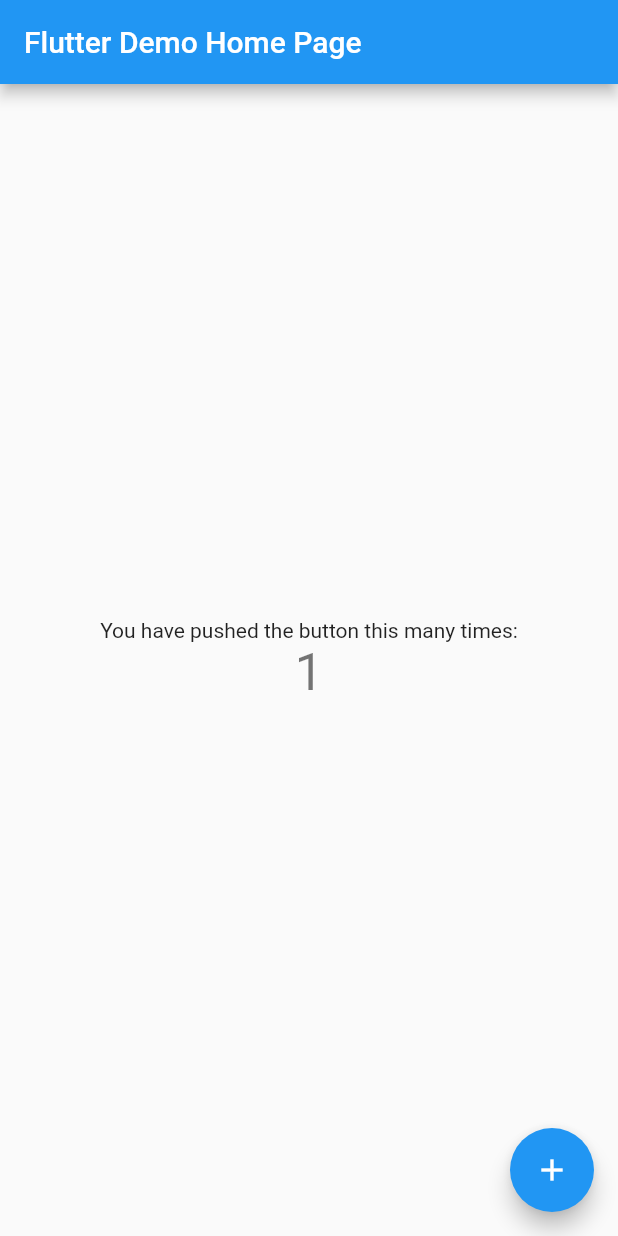
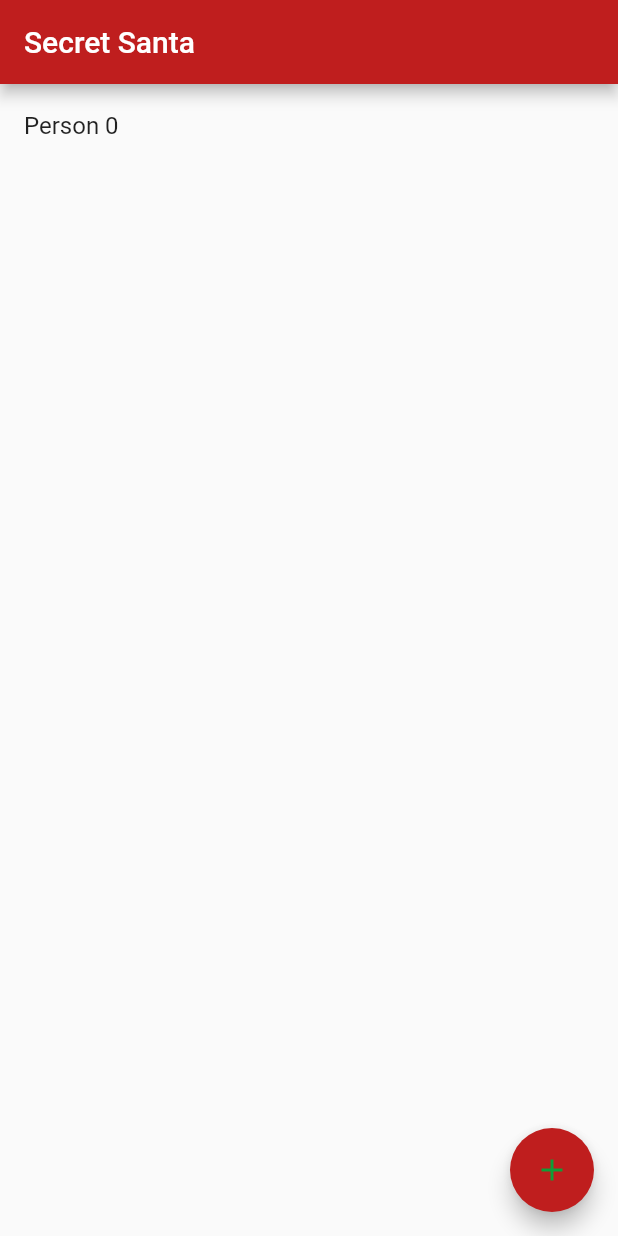
Before and after one commit to KalleHallden/SecretSantaFlutterApp, a Flutter app: the screen it shows after launch, after a tap on the "add" icon, on a phone screen of 412 x 824 dp. Run offline on Flutter 3.47's test engine with Material 2 defaults, Android fonts, the phone set to English and light mode, and no system bars; Roboto replaces fonts that are missing (Avenir next).

Commit message:
Button functionality added and color data added

```diff
--- a/secretsanta/lib/main.dart
+++ b/secretsanta/lib/main.dart
@@ -2,110 +2,90 @@ import 'package:flutter/material.dart';
 
 void main() => runApp(MyApp());
 
+var greenColor = new Color.fromRGBO(15, 158, 56, 1);
+var redColor = new Color.fromRGBO(191, 30, 30, 1);
+List<String> members = [];
+
 class MyApp extends StatelessWidget {
-  // This widget is the root of your application.
   @override
   Widget build(BuildContext context) {
-    return MaterialApp(
-      title: 'Flutter Demo',
-      theme: ThemeData(
-        // This is the theme of your application.
-        //
-        // Try running your application with "flutter run". You'll see the
-        // application has a blue toolbar. Then, without quitting the app, try
-        // changing the primarySwatch below to Colors.green and then invoke
-        // "hot reload" (press "r" in the console where you ran "flutter run",
-        // or simply save your changes to "hot reload" in a Flutter IDE).
-        // Notice that the counter didn't reset back to zero; the application
-        // is not restarted.
-        primarySwatch: Colors.blue,
-      ),
-      home: MyHomePage(title: 'Flutter Demo Home Page'),
+    return new MaterialApp(
+      title: 'Todo List',
+      home: new SecretSantaList()
     );
   }
 }
 
-class MyHomePage extends StatefulWidget {
-  MyHomePage({Key key, this.title}) : super(key: key);
-
-  // This widget is the home page of your application. It is stateful, meaning
-  // that it has a State object (defined below) that contains fields that affect
-  // how it looks.
-
-  // This class is the configuration for the state. It holds the values (in this
-  // case the title) provided by the parent (in this case the App widget) and
-  // used by the build method of the State. Fields in a Widget subclass are
-  // always marked "final".
-
-  final String title;
-
+class SecretSantaList extends StatefulWidget {
   @override
-  _MyHomePageState createState() => _MyHomePageState();
+  createState() => new MyAppState();
 }
 
-class _MyHomePageState extends State<MyHomePage> {
-  int _counter = 0;
 
-  void _incrementCounter() {
-    setState(() {
-      // This call to setState tells the Flutter framework that something has
-      // changed in this State, which causes it to rerun the build method below
-      // so that the display can reflect the updated values. If we changed
-      // _counter without calling setState(), then the build method would not be
-      // called again, and so nothing would appear to happen.
-      _counter++;
-    });
+class MyAppState extends State<SecretSantaList> {
+  @override
+  Widget build(BuildContext context) {
+    return new MaterialApp(
+      title: 'Secret Santa',
+      home: new Scaffold(
+        appBar: new AppBar(
+          title: new Text('Secret Santa'),
+          backgroundColor: redColor,
+        ),
+         body: buildMemberList(),
+      floatingActionButton: new FloatingActionButton(
+        onPressed: addMember,
+        tooltip: 'Add member',
+        child: new Icon(Icons.add),
+        foregroundColor: greenColor,
+        backgroundColor: redColor,
+      ),
+      ),
+    theme: ThemeData(
+    // Define the default Brightness and Colors
+    brightness: Brightness.light,
+    primaryColor: Colors.lightBlue[800],
+    accentColor: Colors.yellow[600],
+
+    // Define the default Font Family
+    fontFamily: 'Avenir next',
+
+    // Define the default TextTheme. Use this to specify the default
+    // text styling for headlines, titles, bodies of text, and more.
+    textTheme: TextTheme(
+      headline: TextStyle(fontSize: 72.0, fontWeight: FontWeight.bold, color: greenColor),
+      title: TextStyle(fontSize: 36.0, fontStyle: FontStyle.italic, color: greenColor),
+      body1: TextStyle(fontSize: 14.0, fontFamily: 'Avenir heavy', color: greenColor),
+    ),
+    )
+    );
   }
 
-  @override
-  Widget build(BuildContext context) {
-    // This method is rerun every time setState is called, for instance as done
-    // by the _incrementCounter method above.
-    //
-    // The Flutter framework has been optimized to make rerunning build methods
-    // fast, so that you can just rebuild anything that needs updating rather
-    // than having to individually change instances of widgets.
-    return Scaffold(
-      appBar: AppBar(
-        // Here we take the value from the MyHomePage object that was created by
-        // the App.build method, and use it to set our appbar title.
-        title: Text(widget.title),
-      ),
-      body: Center(
-        // Center is a layout widget. It takes a single child and positions it
-        // in the middle of the parent.
-        child: Column(
-          // Column is also layout widget. It takes a list of children and
-          // arranges them vertically. By default, it sizes itself to fit its
-          // children horizontally, and tries to be as tall as its parent.
-          //
-          // Invoke "debug painting" (press "p" in the console, choose the
-          // "Toggle Debug Paint" action from the Flutter Inspector in Android
-          // Studio, or the "Toggle Debug Paint" command in Visual Studio Code)
-          // to see the wireframe for each widget.
-          //
-          // Column has various properties to control how it sizes itself and
-          // how it positions its children. Here we use mainAxisAlignment to
-          // center the children vertically; the main axis here is the vertical
-          // axis because Columns are vertical (the cross axis would be
-          // horizontal).
-          mainAxisAlignment: MainAxisAlignment.center,
-          children: <Widget>[
-            Text(
-              'You have pushed the button this many times:',
-            ),
-            Text(
-              '$_counter',
-              style: Theme.of(context).textTheme.display1,
-            ),
-          ],
-        ),
-      ),
-      floatingActionButton: FloatingActionButton(
-        onPressed: _incrementCounter,
-        tooltip: 'Increment',
-        child: Icon(Icons.add),
-      ), // This trailing comma makes auto-formatting nicer for build methods.
+  void addMember() {
+
+  setState(() {
+      int index = members.length;
+      members.add('Person ' + index.toString());
+    });
+}
+
+Widget buildMemberList() {
+    return new ListView.builder(
+      itemBuilder: (context, index) {
+        // itemBuilder will be automatically be called as many times as it takes for the
+        // list to fill up its available space, which is most likely more than the
+        // number of todo items we have. So, we need to check the index is OK.
+        if(index < members.length) {
+          return buildMember(members[index]);
+        }
+      },
     );
   }
+
+   Widget buildMember(String todoText) {
+    return new ListTile(
+      title: new Text(todoText)
+    );
+  }
+
 }
```
Also changed, not shown: 1 other file.
